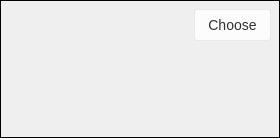
This is src/MEGASync/stalled_issues/gui/win/StalledIssueChooseWidget.ui in meganz/MEGAsync as Qt 5 draws it before an edit. The edited form follows.
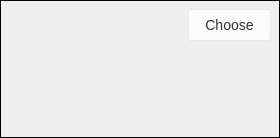
This is the edited form. Custom widgets are drawn as their Qt base class.

Commit message: Added ignore path feature / New stalled issues cases added

What changed in the file:
```diff
--- a/src/MEGASync/stalled_issues/gui/win/StalledIssueChooseWidget.ui
+++ b/src/MEGASync/stalled_issues/gui/win/StalledIssueChooseWidget.ui
@@ -73,7 +73,9 @@
    background-color: #FCFCFC;
    color: #333333;
    border-radius:3px;
-   border: 1px solid rgba(0,0,0,0.05)
+   border: 1px solid rgba(0,0,0,0.05);
+   padding-left: 16px;
+   padding-right: 16px;
 }</string>
      </property>
      <layout class="QHBoxLayout" name="horizontalLayout">
@@ -115,20 +117,20 @@
       <item>
        <widget class="QPushButton" name="chooseButton">
         <property name="sizePolicy">
-         <sizepolicy hsizetype="Fixed" vsizetype="Fixed">
+         <sizepolicy hsizetype="Preferred" vsizetype="Fixed">
           <horstretch>0</horstretch>
           <verstretch>0</verstretch>
          </sizepolicy>
         </property>
         <property name="minimumSize">
          <size>
-          <width>77</width>
+          <width>0</width>
           <height>32</height>
          </size>
         </property>
         <property name="maximumSize">
          <size>
-          <width>77</width>
+          <width>16777215</width>
           <height>32</height>
          </size>
         </property>
```
The commit also changes 12 other files.
